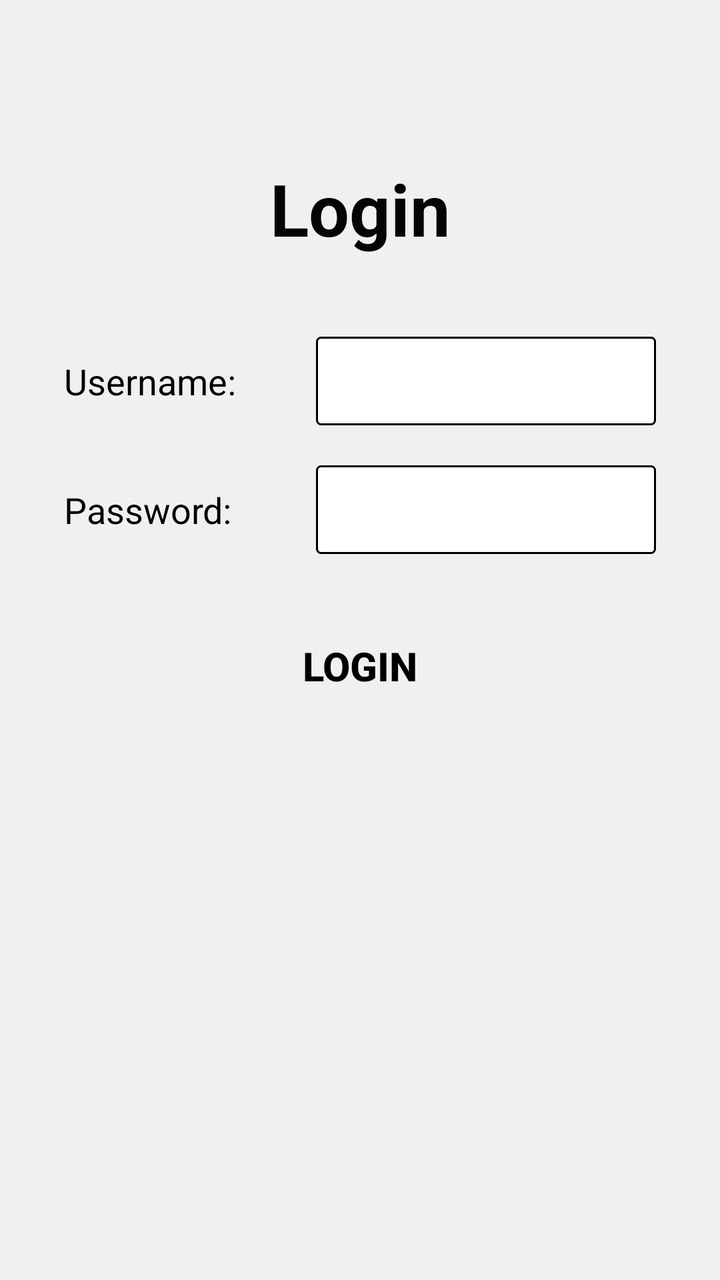
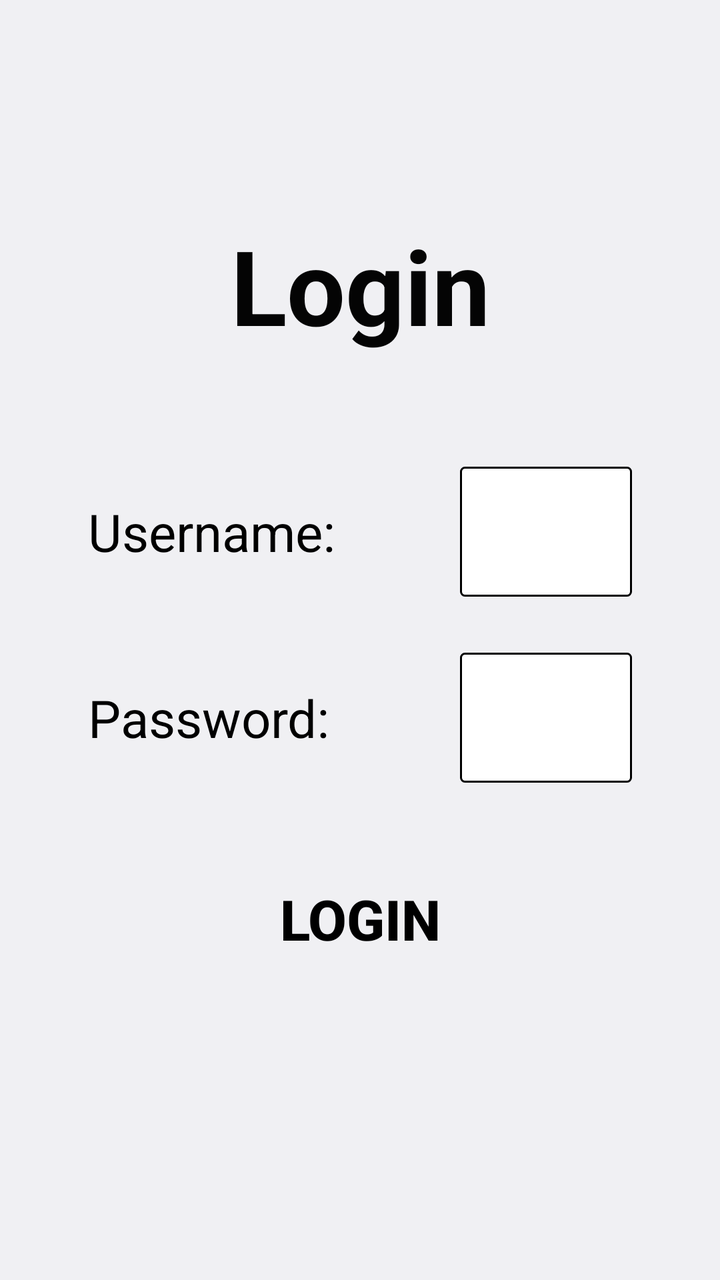

Before-and-after screenshots of an Android layout around one commit, followed by the original layout XML and the change that was made.
<!-- AndroidManifest.xml: application theme Theme.LoginApp -->
<!-- res/layout/login.xml -->
<?xml version="1.0" encoding="utf-8"?>
<androidx.constraintlayout.widget.ConstraintLayout xmlns:android="http://schemas.android.com/apk/res/android"
    xmlns:app="http://schemas.android.com/apk/res-auto"
    android:layout_width="match_parent"
    android:layout_height="match_parent"
    android:padding="32dp">

    <TextView
        android:id="@+id/lblLogin"
        android:layout_width="0dp"
        android:layout_height="wrap_content"
        android:layout_marginTop="48dp"
        android:gravity="center"
        android:text="Login"
        android:textColor="#040404"
        android:textSize="36sp"
        android:textStyle="bold"
        app:layout_constraintEnd_toEndOf="parent"
        app:layout_constraintStart_toStartOf="parent"
        app:layout_constraintTop_toTopOf="parent" />

    <TextView
        android:id="@+id/lblUN"
        android:layout_width="110dp"
        android:layout_height="wrap_content"
        android:text="Username:"
        android:textColor="#000000"
        android:textSize="18sp"
        app:layout_constraintBaseline_toBaselineOf="@+id/txtUN"
        app:layout_constraintStart_toStartOf="parent" />

    <EditText
        android:id="@+id/txtUN"
        android:layout_width="0dp"
        android:layout_height="wrap_content"
        android:layout_marginStart="16dp"
        android:layout_marginTop="40dp"
        android:background="@drawable/bg_input"
        android:inputType="text"
        android:padding="10dp"
        android:textSize="18sp"
        app:layout_constraintEnd_toEndOf="parent"
        app:layout_constraintStart_toEndOf="@+id/lblUN"
        app:layout_constraintTop_toBottomOf="@+id/lblLogin" />

    <TextView
        android:id="@+id/lblPW"
        android:layout_width="110dp"
        android:layout_height="wrap_content"
        android:text="Password:"
        android:textColor="#000000"
        android:textSize="18sp"
        app:layout_constraintBaseline_toBaselineOf="@+id/txtPW"
        app:layout_constraintStart_toStartOf="parent" />

    <EditText
        android:id="@+id/txtPW"
        android:layout_width="0dp"
        android:layout_height="wrap_content"
        android:layout_marginStart="16dp"
        android:layout_marginTop="20dp"
        android:background="@drawable/bg_input"
        android:inputType="textPassword"
        android:padding="10dp"
        android:textSize="18sp"
        app:layout_constraintEnd_toEndOf="parent"
        app:layout_constraintStart_toEndOf="@+id/lblPW"
        app:layout_constraintTop_toBottomOf="@+id/txtUN" />

    <Button
        android:id="@+id/btnLogin"
        android:layout_width="wrap_content"
        android:layout_height="wrap_content"
        android:layout_marginTop="32dp"
        android:background="@android:color/transparent"
        android:minWidth="140dp"
        android:text="Login"
        android:textColor="#000000"
        android:textSize="20sp"
        android:textStyle="bold"
        app:layout_constraintEnd_toEndOf="parent"
        app:layout_constraintStart_toStartOf="parent"
        app:layout_constraintTop_toBottomOf="@+id/txtPW" />

</androidx.constraintlayout.widget.ConstraintLayout>
<!-- resources referenced by this layout -->
<resources>
  <!-- drawable bg_input (drawable) -->
  <?xml version="1.0" encoding="utf-8"?>
  <shape xmlns:android="http://schemas.android.com/apk/res/android"
      android:shape="rectangle">
      <solid android:color="@color/white" />
      <corners android:radius="2dp" />
      <stroke
          android:width="1dp"
          android:color="@color/black" />
  </shape>
  <style name="Theme.LoginApp" parent="@android:style/Theme.DeviceDefault.Light.NoActionBar">
          <item name="android:windowOptOutEdgeToEdgeEnforcement">true</item>
      </style>
  <color name="white">#FFFFFFFF</color>
  <color name="black">#FF000000</color>
</resources>

<!-- the commit's change to res/layout/login.xml (unified diff, before → after) -->
@@ -3,17 +3,17 @@
     xmlns:app="http://schemas.android.com/apk/res-auto"
     android:layout_width="match_parent"
     android:layout_height="match_parent"
-    android:padding="32dp">
+    android:padding="44dp">
 
     <TextView
         android:id="@+id/lblLogin"
         android:layout_width="0dp"
         android:layout_height="wrap_content"
-        android:layout_marginTop="48dp"
+        android:layout_marginTop="64dp"
         android:gravity="center"
         android:text="Login"
         android:textColor="#040404"
-        android:textSize="36sp"
+        android:textSize="52sp"
         android:textStyle="bold"
         app:layout_constraintEnd_toEndOf="parent"
         app:layout_constraintStart_toStartOf="parent"
@@ -21,11 +21,11 @@
 
     <TextView
         android:id="@+id/lblUN"
-        android:layout_width="110dp"
+        android:layout_width="164dp"
         android:layout_height="wrap_content"
         android:text="Username:"
         android:textColor="#000000"
-        android:textSize="18sp"
+        android:textSize="26sp"
         app:layout_constraintBaseline_toBaselineOf="@+id/txtUN"
         app:layout_constraintStart_toStartOf="parent" />
 
@@ -33,23 +33,23 @@
         android:id="@+id/txtUN"
         android:layout_width="0dp"
         android:layout_height="wrap_content"
-        android:layout_marginStart="16dp"
-        android:layout_marginTop="40dp"
+        android:layout_marginStart="22dp"
+        android:layout_marginTop="56dp"
         android:background="@drawable/bg_input"
         android:inputType="text"
-        android:padding="10dp"
-        android:textSize="18sp"
+        android:padding="15dp"
+        android:textSize="26sp"
         app:layout_constraintEnd_toEndOf="parent"
         app:layout_constraintStart_toEndOf="@+id/lblUN"
         app:layout_constraintTop_toBottomOf="@+id/lblLogin" />
 
     <TextView
         android:id="@+id/lblPW"
-        android:layout_width="110dp"
+        android:layout_width="164dp"
         android:layout_height="wrap_content"
         android:text="Password:"
         android:textColor="#000000"
-        android:textSize="18sp"
+        android:textSize="26sp"
         app:layout_constraintBaseline_toBaselineOf="@+id/txtPW"
         app:layout_constraintStart_toStartOf="parent" />
 
@@ -57,12 +57,12 @@
         android:id="@+id/txtPW"
         android:layout_width="0dp"
         android:layout_height="wrap_content"
-        android:layout_marginStart="16dp"
-        android:layout_marginTop="20dp"
+        android:layout_marginStart="22dp"
+        android:layout_marginTop="28dp"
         android:background="@drawable/bg_input"
         android:inputType="textPassword"
-        android:padding="10dp"
-        android:textSize="18sp"
+        android:padding="15dp"
+        android:textSize="26sp"
         app:layout_constraintEnd_toEndOf="parent"
         app:layout_constraintStart_toEndOf="@+id/lblPW"
         app:layout_constraintTop_toBottomOf="@+id/txtUN" />
@@ -71,12 +71,12 @@
         android:id="@+id/btnLogin"
         android:layout_width="wrap_content"
         android:layout_height="wrap_content"
-        android:layout_marginTop="32dp"
+        android:layout_marginTop="44dp"
         android:background="@android:color/transparent"
-        android:minWidth="140dp"
+        android:minWidth="200dp"
         android:text="Login"
         android:textColor="#000000"
-        android:textSize="20sp"
+        android:textSize="28sp"
         android:textStyle="bold"
         app:layout_constraintEnd_toEndOf="parent"
         app:layout_constraintStart_toStartOf="parent"
